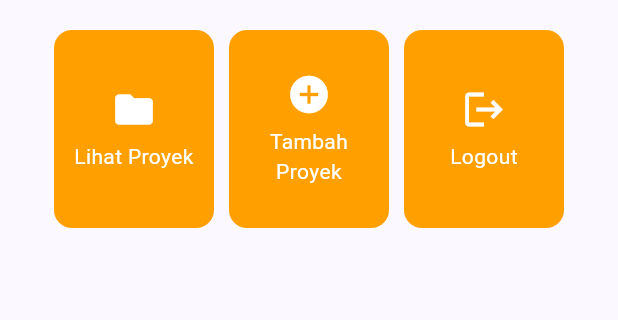
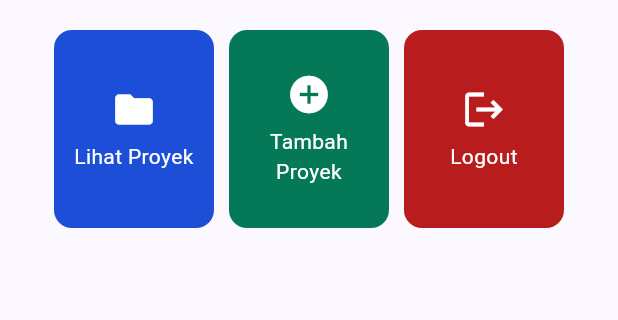
Before and after one commit to danariqbalabi/myportofolio_mobile, a Flutter app: the screen it shows after launch, on a phone screen of 412 x 824 dp, the part 327-647 px from its top. Run offline on Flutter 3.47's test engine with Material 3 defaults, Android fonts, the phone set to English and light mode, and no system bars.

Commit message:
feat: bedain warna tombol biar menunya ga ketuker

```diff
--- a/lib/menu.dart
+++ b/lib/menu.dart
@@ -8,9 +8,9 @@ class MyHomePage extends StatelessWidget {
   final String kelas = 'PBP A';
 
   final List<ItemHomepage> items = const [
-    ItemHomepage('Lihat Proyek', Icons.folder),
-    ItemHomepage('Tambah Proyek', Icons.add_circle),
-    ItemHomepage('Logout', Icons.logout),
+    ItemHomepage('Lihat Proyek', Icons.folder, Color(0xFF1D4ED8)),
+    ItemHomepage('Tambah Proyek', Icons.add_circle, Color(0xFF047857)),
+    ItemHomepage('Logout', Icons.logout, Color(0xFFB91C1C)),
   ];
 
   @override
@@ -94,8 +94,9 @@ class InfoCard extends StatelessWidget {
 class ItemHomepage {
   final String name;
   final IconData icon;
+  final Color color;
 
-  const ItemHomepage(this.name, this.icon);
+  const ItemHomepage(this.name, this.icon, this.color);
 }
 
 class ItemCard extends StatelessWidget {
@@ -106,7 +107,7 @@ class ItemCard extends StatelessWidget {
   @override
   Widget build(BuildContext context) {
     return Material(
-      color: Theme.of(context).colorScheme.secondary,
+      color: item.color,
       borderRadius: BorderRadius.circular(12),
       clipBehavior: Clip.antiAlias,
       child: InkWell(
```
Also changed, not shown: 1 other file.
